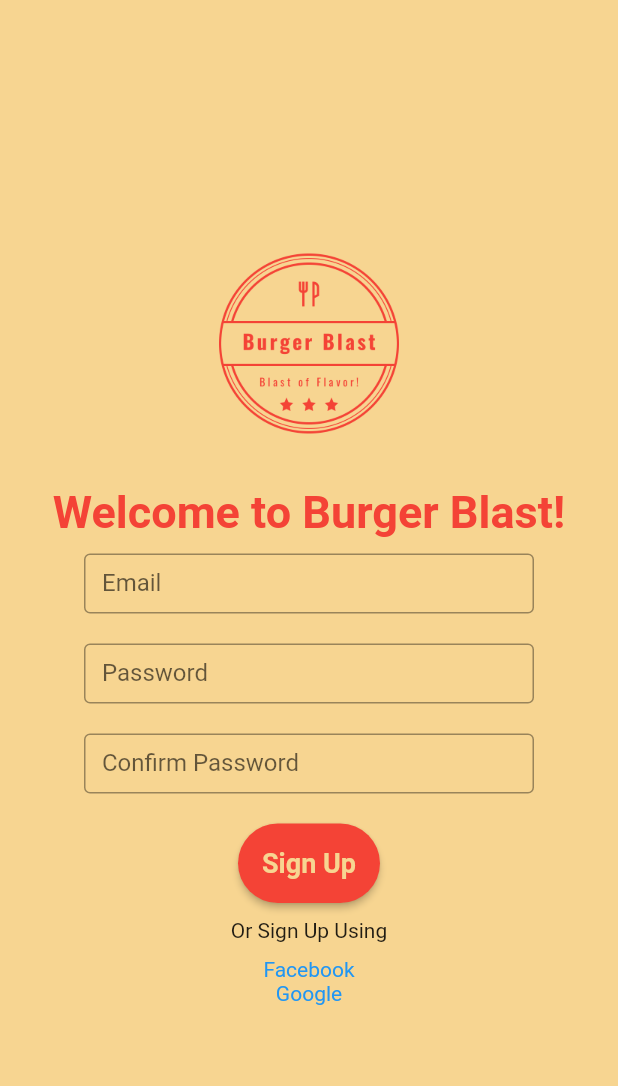
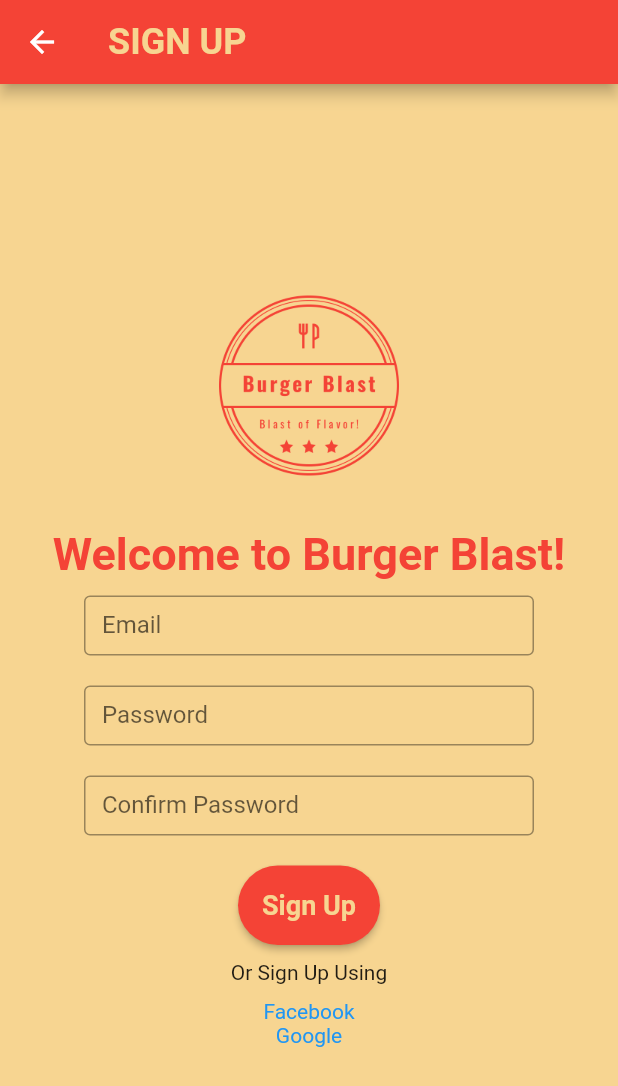
Before and after one commit to Khoury-e/Burger-Blast, a Flutter app: the SignUp screen opened by its route, on a phone screen of 412 x 824 dp. Shown: the top 1086 px of the screen. Run offline on Flutter 3.47's test engine with Material 2 defaults, Android fonts, the phone set to English and light mode, and no system bars.

Commit message:
Update sign_up.dart

```diff
--- a/lib/sign_up.dart
+++ b/lib/sign_up.dart
@@ -17,6 +17,12 @@ class SignUp extends StatelessWidget {
   @override
   Widget build(BuildContext context) {
     return Scaffold(
+      appBar: AppBar(
+        title: Text('SIGN UP', style: TextStyle(color:  Color.fromARGB(255, 247, 213, 145),  fontSize: 24,
+                  fontWeight: FontWeight.bold),),
+        backgroundColor: Colors.red,
+
+      ),
       backgroundColor: const Color.fromARGB(255, 247, 213, 145),
       body: Center(
         child: Column(
```
